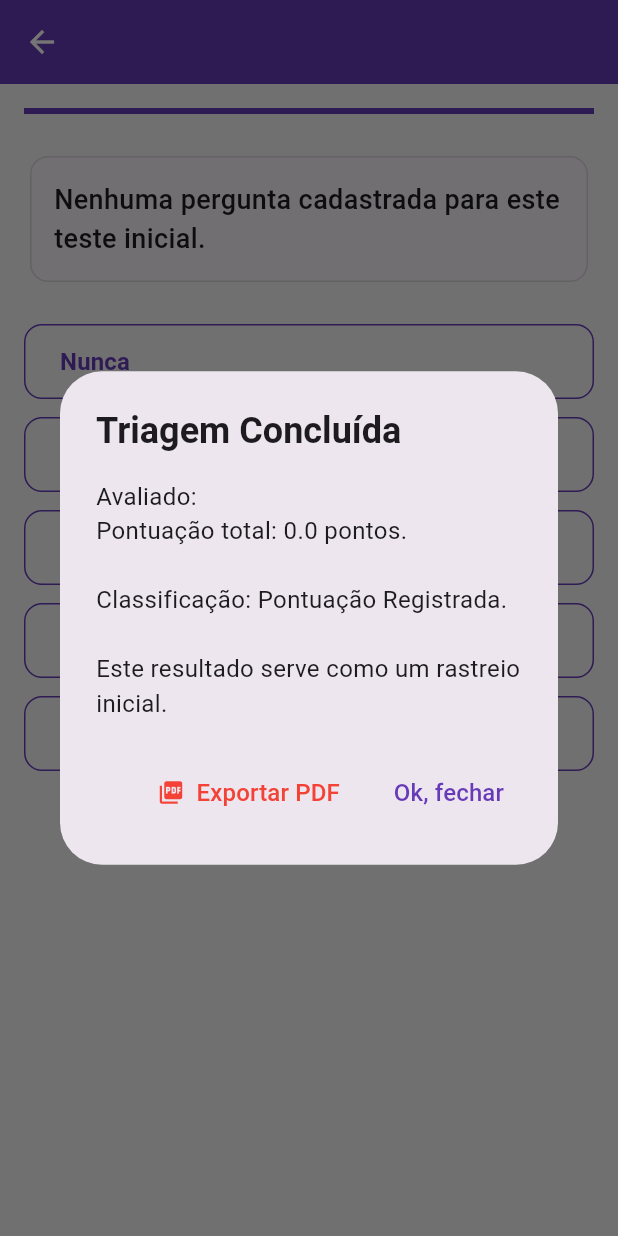
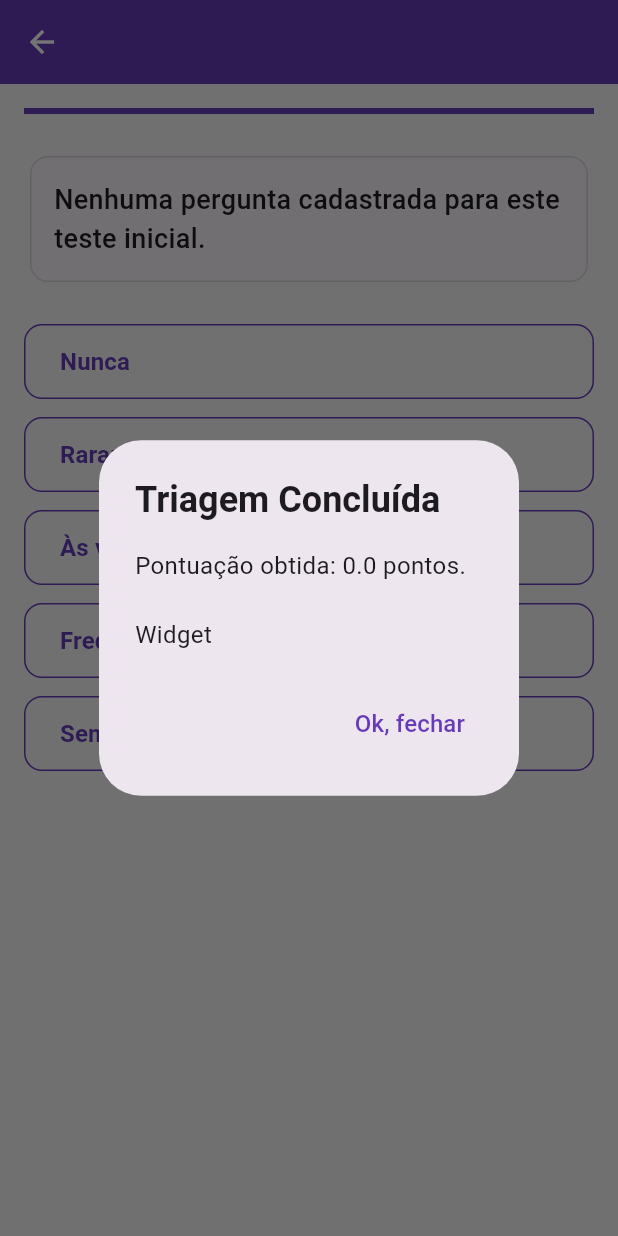
Before and after one commit to valdecir12024/meu_app_codemagic, a Flutter app: the TelaQuestionario screen opened directly with empty values, after a tap on "Nunca", on a phone screen of 412 x 824 dp. Run offline on Flutter 3.47's test engine with Material 3 defaults, Android fonts, the phone set to English and light mode, and no system bars; our stand-ins replace pdf, printing, shared_preferences; accounts and stored records are empty; statements that could not run were skipped.

Commit message:
fix: alinhada avaliacao cientifica e seletor de pontos do M-CHAT e CARS

```diff
--- a/lib/telas/tela_questionario.dart
+++ b/lib/telas/tela_questionario.dart
@@ -1,24 +1,10 @@
 import 'package:flutter/material.dart';
-import 'dart:io';
-import 'package:path_provider/path_provider.dart';
-import 'package:share_plus/share_plus.dart';
 import '../dados/banco_perguntas.dart';
-import '../dados/gerador_pdf.dart';
-import '../dados/servico_historico.dart';
+import '../dados/analisador_resultados.dart';
 
 class TelaQuestionario extends StatefulWidget {
   final String nomeDoTeste;
-  final String nomePaciente;
-  final String idadePaciente;
-  final String instituicao;
-
-  const TelaQuestionario({
-    super.key,
-    required this.nomeDoTeste,
-    required this.nomePaciente,
-    required this.idadePaciente,
-    required this.instituicao,
-  });
+  const TelaQuestionario({super.key, required this.nomeDoTeste});
 
   @override
   State<TelaQuestionario> createState() => _TelaQuestionarioState();
@@ -26,7 +12,7 @@ class TelaQuestionario extends StatefulWidget {
 
 class _TelaQuestionarioState extends State<TelaQuestionario> {
   int _indicePerguntaAtual = 0;
-  double _pontuacaoTotal = 0.0;
+  double _pontuacaoTotal = 0.0; // Mudado para double para aceitar os pontos da CARS
 
   @override
   Widget build(BuildContext context) {
@@ -34,6 +20,7 @@ class _TelaQuestionarioState extends State<TelaQuestionario> {
         ['Nenhuma pergunta cadastrada para este teste inicial.'];
 
     double progresso = (_indicePerguntaAtual + 1) / listaPerguntas.length;
+
     bool ehMchat = widget.nomeDoTeste.contains('M-CHAT');
     bool ehCars = widget.nomeDoTeste.contains('CARS');
 
@@ -71,29 +58,21 @@ class _TelaQuestionarioState extends State<TelaQuestionario> {
             ),
             const SizedBox(height: 24),
 
+            // Controle de Botões por Escala Científica
             if (ehMchat) ...[
-              _construirOpcaoResposta('Sim', () => _processarRespostaMchat('Sim', listaPerguntas)),
-              _construirOpcaoResposta('Não', () => _processarRespostaMchat('Não', listaPerguntas)),
+              _construirOpcao('Sim', () => _processarAcao('Sim', listaPerguntas)),
+              _construirOpcao('Não', () => _processarAcao('Não', listaPerguntas)),
             ] else if (ehCars) ...[
-              Wrap(
-                spacing: 8.0,
-                runSpacing: 8.0,
-                children: [
-                  _construirBotaoNumerico('1.0', 1.0, listaPerguntas),
-                  _construirBotaoNumerico('1.5', 1.5, listaPerguntas),
-                  _construirBotaoNumerico('2.0', 2.0, listaPerguntas),
-                  _construirBotaoNumerico('2.5', 2.5, listaPerguntas),
-                  _construirBotaoNumerico('3.0', 3.0, listaPerguntas),
-                  _construirBotaoNumerico('3.5', 3.5, listaPerguntas),
-                  _construirBotaoNumerico('4.0', 4.0, listaPerguntas),
-                ],
-              ),
+              _construirOpcao('Nota 1.0 - Dentro do esperado', () => _processarAcao('1.0', listaPerguntas)),
+              _construirOpcao('Nota 2.0 - Levemente anormal', () => _processarAcao('2.0', listaPerguntas)),
+              _construirOpcao('Nota 3.0 - Moderadamente anormal', () => _processarAcao('3.0', listaPerguntas)),
+              _construirOpcao('Nota 4.0 - Severamente anormal', () => _processarAcao('4.0', listaPerguntas)),
             ] else ...[
-              _construirOpcaoResposta('Nunca', () => _processarRespostaPadrao(0, listaPerguntas)),
-              _construirOpcaoResposta('Raramente', () => _processarRespostaPadrao(1, listaPerguntas)),
-              _construirOpcaoResposta('Às vezes', () => _processarRespostaPadrao(2, listaPerguntas)),
-              _construirOpcaoResposta('Frequentemente', () => _processarRespostaPadrao(3, listaPerguntas)),
-              _construirOpcaoResposta('Sempre', () => _processarRespostaPadrao(4, listaPerguntas)),
+              _construirOpcao('Nunca', () => _processarAcao('Nunca', listaPerguntas)),
+              _construirOpcao('Raramente', () => _processarAcao('Raramente', listaPerguntas)),
+              _construirOpcao('Às vezes', () => _processarAcao('Às vezes', listaPerguntas)),
+              _construirOpcao('Frequentemente', () => _processarAcao('Frequentemente', listaPerguntas)),
+              _construirOpcao('Sempre', () => _processarAcao('Sempre', listaPerguntas)),
             ],
           ],
         ),
@@ -101,99 +80,48 @@ class _TelaQuestionarioState extends State<TelaQuestionario> {
     );
   }
 
-  void _processarRespostaPadrao(int pontos, List<String> totalPerguntas) {
+  void _processarAcao(String alternativa, List<String> totalPerguntas) {
+    double pontos = 0.0;
+
+    if (widget.nomeDoTeste.contains('M-CHAT') && alternativa == 'Não') {
+      pontos = 1.0; // Pontuação de risco reversa do M-CHAT
+    } else if (widget.nomeDoTeste.contains('CARS')) {
+      pontos = double.parse(alternativa); // Converte nota de texto para número decimal
+    } else {
+      // Escala Likert de 5 pontos tradicional
+      if (alternativa == 'Raramente') pontos = 1.0;
+      if (alternativa == 'Às vezes') pontos = 2.0;
+      if (alternativa == 'Frequentemente') pontos = 3.0;
+      if (alternativa == 'Sempre') pontos = 4.0;
+    }
+
     _pontuacaoTotal += pontos;
-    _proximaEtapa(totalPerguntas);
-  }
 
-  void _processarRespostaMchat(String resposta, List<String> totalPerguntas) {
-    int numeroPergunta = _indicePerguntaAtual + 1;
-    if (numeroPergunta == 2 || numeroPergunta == 5 || numeroPergunta == 12) {
-      if (resposta == 'Sim') {
-        _pontuacaoTotal += 1;
-      }
-    } else {
-      if (resposta == 'Não') {
-        _pontuacaoTotal += 1;
-      }
-    }
-    _proximaEtapa(totalPerguntas);
-  }
-
-  void _proximaEtapa(List<String> totalPerguntas) {
     if (_indicePerguntaAtual < totalPerguntas.length - 1) {
       setState(() {
         _indicePerguntaAtual++;
       });
     } else {
-      String classificacao = '';
-      if (widget.nomeDoTeste.contains('M-CHAT')) {
-        if (_pontuacaoTotal <= 2) {
-          classificacao = 'Risco Baixo.';
-        } else if (_pontuacaoTotal <= 7) {
-          classificacao = 'Risco Moderado.';
-        } else {
-          classificacao = 'Risco Alto.';
-        }
-      } else if (widget.nomeDoTeste.contains('CARS')) {
-        if (_pontuacaoTotal < 30) {
-          classificacao = 'Sem Autismo.';
-        } else if (_pontuacaoTotal < 37) {
-          classificacao = 'Autismo Leve/Mod.';
-        } else {
-          classificacao = 'Autismo Grave.';
-        }
-      } else {
-        classificacao = 'Pontuação Registrada.';
-      }
-
-      ServicoHistorico.salvarRelatorio(
-        nome: widget.nomePaciente,
-        teste: widget.nomeDoTeste,
-        pontuacao: _pontuacaoTotal.toString(),
-        classificacao: classificacao,
-      );
-
-      _exibirResultadoFinal(classificacao);
+      _exibirResultadoFinal();
     }
   }
 
-  Future<void> _exportarECompartilharPdf(String classificacao) async {
-    final docPdf = GeradorPdf.criarDocumento(
-      widget.nomeDoTeste,
-      _pontuacaoTotal,
-      classificacao,
-      nome: widget.nomePaciente,
-      idade: widget.idadePaciente,
-      instituicao: widget.instituicao,
-    );
-    final bytes = await docPdf.save();
+  void _exibirResultadoFinal() {
+    final avaliacaoTexto = AnalisadorResultados.obterAvaliacao(widget.nomeDoTeste, _pontuacaoTotal);
 
-    final diretorioTemporario = await getTemporaryDirectory();
-    final caminhoArquivo = '${diretorioTemporario.path}/Relatorio_${widget.nomePaciente.replaceAll(' ', '_')}.pdf';
-    final arquivo = File(caminhoArquivo);
-    await arquivo.writeAsBytes(bytes);
-
-    await Share.shareXFiles([XFile(caminhoArquivo)], text: 'Segue o relatório de triagem do NeuroApp.');
-  }
-
-  void _exibirResultadoFinal(String classificacao) {
     showDialog(
       context: context,
       barrierDismissible: false,
       builder: (BuildContext context) {
         return AlertDialog(
           title: const Text('Triagem Concluída', style: TextStyle(fontWeight: FontWeight.bold)),
-          content: Text(
-            'Avaliado: ${widget.nomePaciente}\nPontuação total: $_pontuacaoTotal pontos.\n\nClassificação: $classificacao\n\nEste resultado serve como um rastreio inicial.',
-            style: const TextStyle(fontSize: 16),
+          content: SingleChildScrollView(
+            child: Text(
+              'Pontuação obtida: $_pontuacaoTotal pontos.\n\n$avaliacaoTexto',
+              style: const TextStyle(fontSize: 16),
+            ),
           ),
           actions: [
-            TextButton.icon(
-              icon: const Icon(Icons.picture_as_pdf, color: Colors.red),
-              label: const Text('Exportar PDF', style: TextStyle(color: Colors.red, fontSize: 16)),
-              onPressed: () => _exportarECompartilharPdf(classificacao),
-            ),
             TextButton(
               onPressed: () {
                 Navigator.pop(context);
@@ -207,7 +135,7 @@ class _TelaQuestionarioState extends State<TelaQuestionario> {
     );
   }
 
-  Widget _construirOpcaoResposta(String texto, VoidCallback aoPressionar) {
+  Widget _construirOpcao(String texto, VoidCallback aoPressionar) {
     return Padding(
       padding: const EdgeInsets.only(bottom: 12.0),
       child: OutlinedButton(
@@ -218,32 +146,7 @@ class _TelaQuestionarioState extends State<TelaQuestionario> {
           shape: RoundedRectangleBorder(borderRadius: BorderRadius.circular(12)),
           alignment: Alignment.centerLeft,
         ),
-        child: Text(
-          texto,
-          style: const TextStyle(fontSize: 16, color: Colors.deepPurple, fontWeight: FontWeight.w600),
-        ),
-      ),
-    );
-  }
-
-  Widget _construirBotaoNumerico(String texto, double valor, List<String> totalPerguntas) {
-    return SizedBox(
-      width: 70,
-      height: 50,
-      child: OutlinedButton(
-        onPressed: () {
-          _pontuacaoTotal += valor;
-          _proximaEtapa(totalPerguntas);
-        },
-        style: OutlinedButton.styleFrom(
-          side: const BorderSide(color: Colors.deepPurple),
-          shape: RoundedRectangleBorder(borderRadius: BorderRadius.circular(8)),
-          padding: EdgeInsets.zero,
-        ),
-        child: Text(
-          texto,
-          style: const TextStyle(fontSize: 16, color: Colors.deepPurple, fontWeight: FontWeight.bold),
-        ),
+        child: Text(texto, style: const TextStyle(fontSize: 16, color: Colors.deepPurple, fontWeight: FontWeight.w600)),
       ),
     );
   }
```
Also changed, not shown: lib/dados/analisador_resultados.dart (added, +33 -0 lines).
